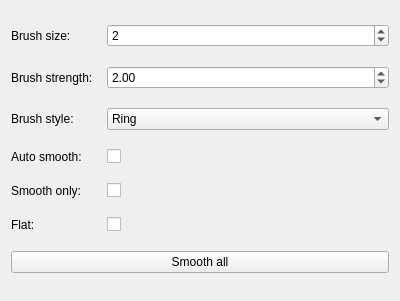
First picture: the form in RootTools/Treenity/UI/TerrainTool.ui, repository kevinortegren/zombieshroom, before the edit.
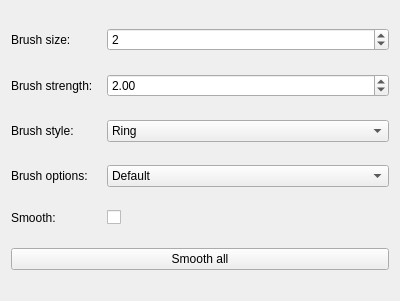
Second picture: the form after the edit.

Commit message: Refactoring of brushes and added plateau tool

Patch:
```diff
--- a/RootTools/Treenity/UI/TerrainTool.ui
+++ b/RootTools/Treenity/UI/TerrainTool.ui
@@ -17,14 +17,7 @@
    <item row="3" column="0">
     <widget class="QLabel" name="label_3">
      <property name="text">
-      <string>Auto smooth:</string>
-     </property>
-    </widget>
-   </item>
-   <item row="5" column="1">
-    <widget class="QCheckBox" name="checkBox_flat">
-     <property name="text">
-      <string/>
+      <string>Brush options:</string>
      </property>
     </widget>
    </item>
@@ -51,16 +44,6 @@
      </property>
     </widget>
    </item>
-   <item row="0" column="1">
-    <widget class="QSpinBox" name="spinBox_size">
-     <property name="minimum">
-      <number>-99</number>
-     </property>
-     <property name="value">
-      <number>2</number>
-     </property>
-    </widget>
-   </item>
    <item row="1" column="0">
     <widget class="QLabel" name="label_2">
      <property name="maximumSize">
@@ -74,38 +57,20 @@
      </property>
     </widget>
    </item>
-   <item row="5" column="0">
-    <widget class="QLabel" name="label_5">
-     <property name="text">
-      <string>Flat:</string>
+   <item row="0" column="1">
+    <widget class="QSpinBox" name="spinBox_size">
+     <property name="minimum">
+      <number>-99</number>
      </property>
-    </widget>
-   </item>
-   <item row="4" column="0">
-    <widget class="QLabel" name="label_4">
-     <property name="text">
-      <string>Smooth only:</string>
+     <property name="value">
+      <number>2</number>
      </property>
     </widget>
    </item>
-   <item row="3" column="1">
-    <widget class="QCheckBox" name="checkBox_autoSmooth">
+   <item row="2" column="0">
+    <widget class="QLabel" name="label_6">
      <property name="text">
-      <string/>
-     </property>
-    </widget>
-   </item>
-   <item row="4" column="1">
-    <widget class="QCheckBox" name="checkBox_smoothOnly">
-     <property name="text">
-      <string/>
-     </property>
-    </widget>
-   </item>
-   <item row="6" column="0" colspan="2">
-    <widget class="QPushButton" name="pushButton_smoothAll">
-     <property name="text">
-      <string>Smooth all</string>
+      <string>Brush style:</string>
      </property>
     </widget>
    </item>
@@ -123,10 +88,48 @@
      </item>
     </widget>
    </item>
-   <item row="2" column="0">
-    <widget class="QLabel" name="label_6">
+   <item row="5" column="0" colspan="2">
+    <widget class="QPushButton" name="pushButton_smoothAll">
      <property name="text">
-      <string>Brush style:</string>
+      <string>Smooth all</string>
+     </property>
+    </widget>
+   </item>
+   <item row="3" column="1">
+    <widget class="QComboBox" name="comboBox_options">
+     <item>
+      <property name="text">
+       <string>Default</string>
+      </property>
+     </item>
+     <item>
+      <property name="text">
+       <string>Flat</string>
+      </property>
+     </item>
+     <item>
+      <property name="text">
+       <string>Plateau</string>
+      </property>
+     </item>
+     <item>
+      <property name="text">
+       <string>Smooth only</string>
+      </property>
+     </item>
+    </widget>
+   </item>
+   <item row="4" column="0">
+    <widget class="QLabel" name="label_4">
+     <property name="text">
+      <string>Smooth:</string>
+     </property>
+    </widget>
+   </item>
+   <item row="4" column="1">
+    <widget class="QCheckBox" name="checkBox_autosmooth">
+     <property name="text">
+      <string/>
      </property>
     </widget>
    </item>
```
The commit also changes 36 other files.
